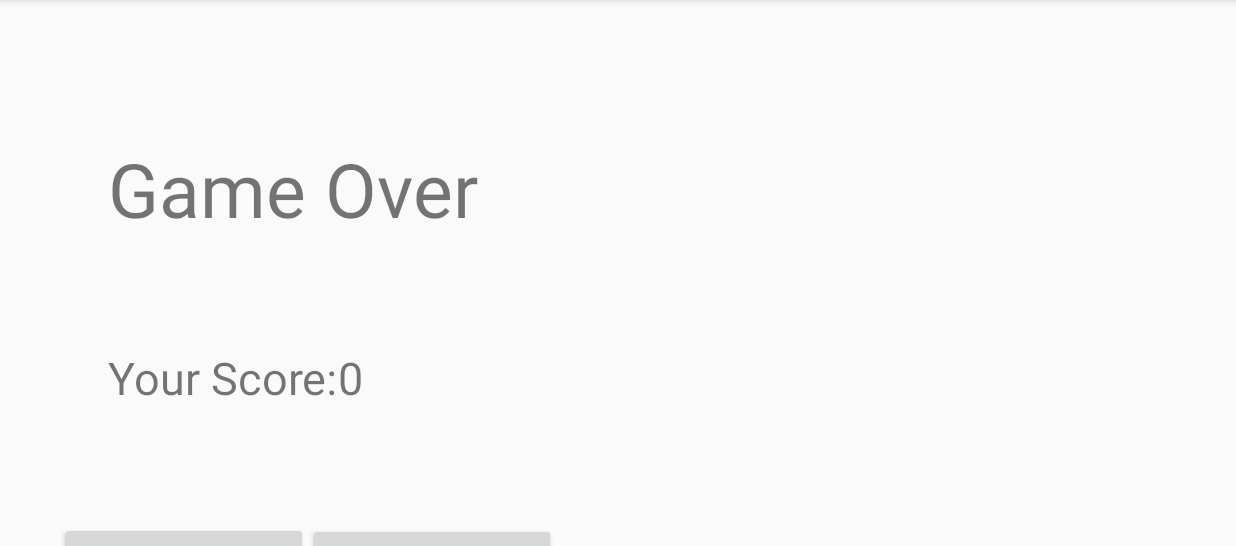
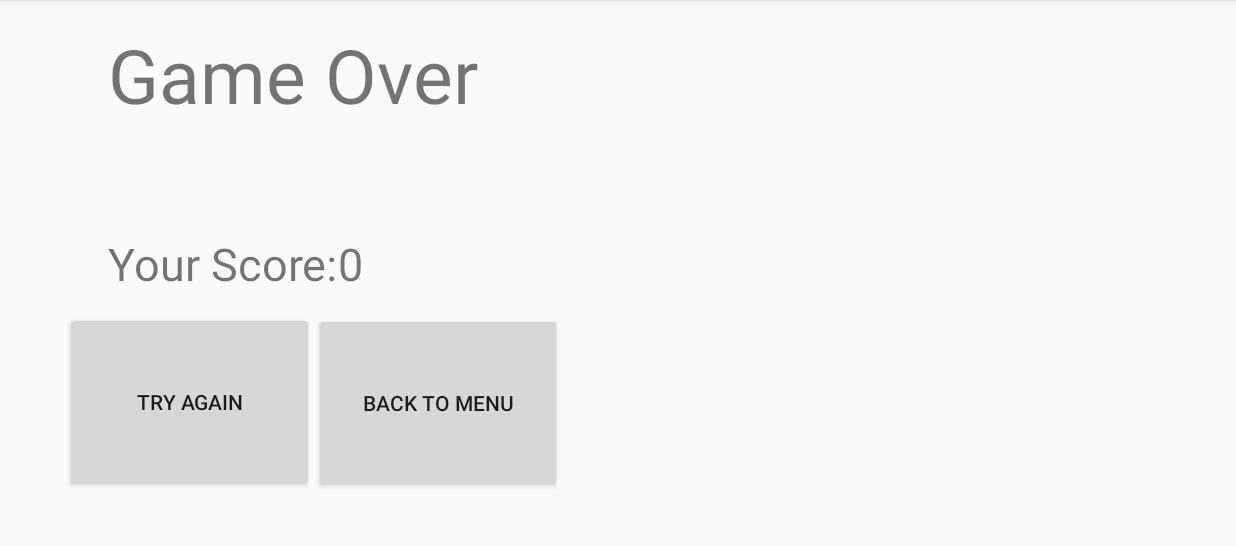
Before and after one commit to Nookiie/CubePlatformer, an Android app: the GameOverActivity screen opened directly, with no data from a screen before it, on a phone screen of 824 x 412 dp (held sideways), the part 72-618 px from its top. Run offline under Robolectric (Android 15) with nearby library versions, the phone set to English and light mode, and no system bars.

Commit message:
Game Over Logic complete

```diff
--- a/app/src/main/java/com/example/cubeplatformer/Common/GameTracker.java
+++ b/app/src/main/java/com/example/cubeplatformer/Common/GameTracker.java
@@ -12,7 +12,7 @@ public class GameTracker {
 
     private static final int DEFAULT_SPEED = 6;
     private static final int DEFAULT_JUMP_HEIGHT = 10;      // EVERY FRAME JUMP INCREASES BY THIS!
-    private static final int DEFAULT_MAX_JUMP = 150;
+    private static final int DEFAULT_MAX_JUMP = 650;
     private static final int DEFAULT_SCORE = 2;
     private static final int DEFAULT_SCORE_RATE = 15;
     private static final int DEFAULT_SCORE_MULTIPLIER = 1;
--- a/app/src/main/java/com/example/cubeplatformer/GameFragment.java
+++ b/app/src/main/java/com/example/cubeplatformer/GameFragment.java
@@ -1,6 +1,7 @@
 package com.example.cubeplatformer;
 
 import android.content.Context;
+import android.content.Intent;
 import android.graphics.Point;
 import android.net.Uri;
 import android.os.Bundle;
@@ -30,5 +31,4 @@ public class GameFragment extends Fragment {
 
         return ivanGameView;
     }
-
 }
--- a/app/src/main/java/com/example/cubeplatformer/GameOverActivity.java
+++ b/app/src/main/java/com/example/cubeplatformer/GameOverActivity.java
@@ -25,6 +25,9 @@ public class GameOverActivity extends AppCompatActivity {
         btnMenu = findViewById(R.id.menuBtn);
 
         scoreTextView.setText(String.valueOf(GameTracker.getHighScore()));
+
+        btnRetry.setOnClickListener(onClick);
+        btnMenu.setOnClickListener(onClick);
     }
 
     View.OnClickListener onClick = new View.OnClickListener() {
--- a/app/src/main/java/com/example/cubeplatformer/IvanGameView.java
+++ b/app/src/main/java/com/example/cubeplatformer/IvanGameView.java
@@ -1,10 +1,12 @@
 package com.example.cubeplatformer;
 
 import android.content.Context;
+import android.content.Intent;
 import android.graphics.Canvas;
 import android.graphics.Color;
 import android.graphics.Paint;
 import android.graphics.Rect;
+import android.os.Message;
 import android.view.MotionEvent;
 import android.view.SurfaceHolder;
 import android.view.SurfaceView;
@@ -128,6 +130,10 @@ public class IvanGameView extends SurfaceView implements Runnable{
         }
         //Game Over State
         GameTracker.scores.add(score);
+
+        Intent intent = new Intent(getContext(), GameOverActivity.class);
+        intent.putExtra("score", score);
+        getContext().startActivity(intent);
     }
     //Run Ends!
 
@@ -147,7 +153,6 @@ public class IvanGameView extends SurfaceView implements Runnable{
                     canvas.getWidth() / 2 ,
                     140,
                     paint);
-
             canvas.drawText("det: " + detected,// attachcount,//GameTracker.getScore(),
                     canvas.getWidth() / 2 ,
                     170,
--- a/app/src/main/res/layout/activity_game_over.xml
+++ b/app/src/main/res/layout/activity_game_over.xml
@@ -12,7 +12,7 @@
         android:layout_height="139dp"
         android:layout_marginStart="72dp"
         android:layout_marginLeft="72dp"
-        android:layout_marginTop="92dp"
+        android:layout_marginTop="16dp"
         android:text="Game Over"
         android:textSize="50sp"
         app:layout_constraintStart_toStartOf="parent"
@@ -41,9 +41,9 @@
         android:id="@+id/retryBtn"
         android:layout_width="165dp"
         android:layout_height="120dp"
-        android:layout_marginStart="40dp"
-        android:layout_marginLeft="40dp"
-        android:layout_marginTop="76dp"
+        android:layout_marginStart="44dp"
+        android:layout_marginLeft="44dp"
+        android:layout_marginTop="12dp"
         android:text="Try Again"
         app:layout_constraintStart_toStartOf="parent"
         app:layout_constraintTop_toBottomOf="@+id/scoreHeaderTextView" />
@@ -52,7 +52,7 @@
         android:id="@+id/menuBtn"
         android:layout_width="165dp"
         android:layout_height="120dp"
-        android:layout_marginTop="76dp"
+        android:layout_marginTop="12dp"
         android:text="Back To Menu"
         app:layout_constraintStart_toEndOf="@+id/retryBtn"
         app:layout_constraintTop_toBottomOf="@+id/scoreTextView" />
```
Also changed, not shown: app/src/main/java/com/example/cubeplatformer/Common/ModuleBuilder.java (+8 -7 lines).
